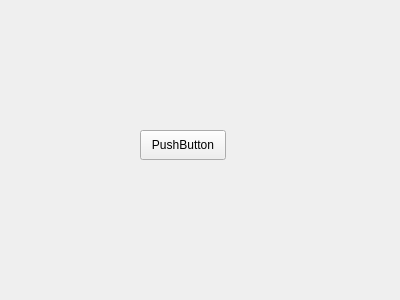
Qt form ui/main.ui (Dutongxue/hostComputer) before a commit.
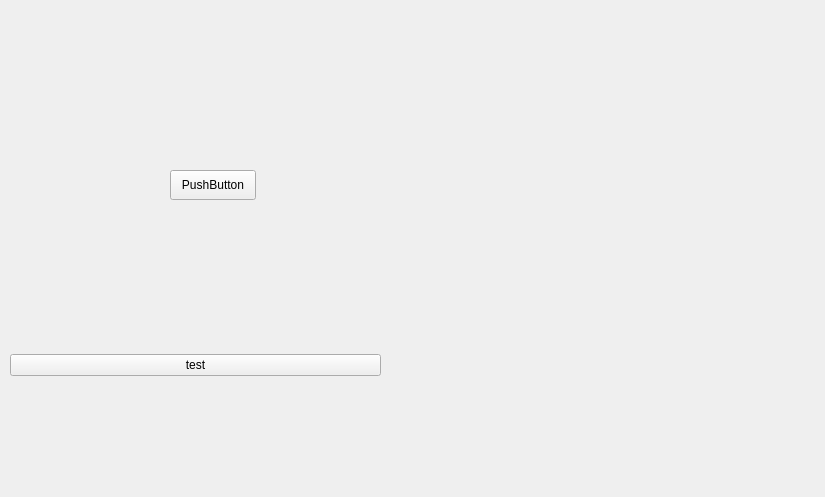
The same form after that commit.

What changed in the file:
```diff
--- a/ui/main.ui
+++ b/ui/main.ui
@@ -6,18 +6,37 @@
    <rect>
     <x>0</x>
     <y>0</y>
-    <width>400</width>
-    <height>300</height>
+    <width>825</width>
+    <height>497</height>
    </rect>
   </property>
   <property name="windowTitle">
    <string>Main</string>
   </property>
-  <widget class="QPushButton" name="pushButton">
+  <widget class="QWidget" name="verticalLayoutWidget">
    <property name="geometry">
     <rect>
-     <x>140</x>
-     <y>130</y>
+     <x>10</x>
+     <y>270</y>
+     <width>371</width>
+     <height>191</height>
+    </rect>
+   </property>
+   <layout class="QVBoxLayout" name="verticalLayout">
+    <item>
+     <widget class="QPushButton" name="pushButton">
+      <property name="text">
+       <string>test</string>
+      </property>
+     </widget>
+    </item>
+   </layout>
+  </widget>
+  <widget class="QPushButton" name="pushButton_2">
+   <property name="geometry">
+    <rect>
+     <x>170</x>
+     <y>170</y>
      <width>86</width>
      <height>30</height>
     </rect>
```
